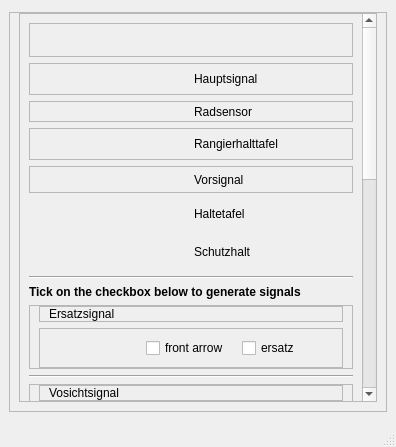
DB-Netz-AutomatedPlanning/AutoPlan-QT, file AutoCADDB/iconslist.ui: the form before one commit.
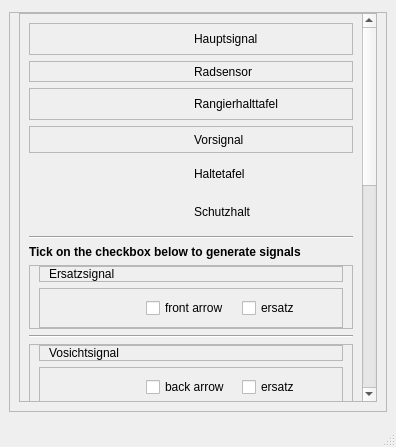
The form after the commit. Icons and pictures are not drawn.

```diff
--- a/AutoCADDB/iconslist.ui
+++ b/AutoCADDB/iconslist.ui
@@ -66,38 +66,12 @@
           <property name="geometry">
            <rect>
             <x>0</x>
-            <y>-174</y>
+            <y>0</y>
             <width>342</width>
-            <height>923</height>
+            <height>881</height>
            </rect>
           </property>
           <layout class="QVBoxLayout" name="verticalLayout_2">
-           <item>
-            <widget class="QFrame" name="frame_23">
-             <property name="frameShape">
-              <enum>QFrame::StyledPanel</enum>
-             </property>
-             <property name="frameShadow">
-              <enum>QFrame::Raised</enum>
-             </property>
-             <layout class="QVBoxLayout" name="verticalLayout_13">
-              <item>
-               <widget class="QPushButton" name="testing">
-                <property name="styleSheet">
-                 <string notr="true">border:none;</string>
-                </property>
-                <property name="text">
-                 <string/>
-                </property>
-                <property name="icon">
-                 <iconset resource="resources.qrc">
-                  <normaloff>:/icons/assets/smallSvgs/Radsensor.svg</normaloff>:/icons/assets/smallSvgs/Radsensor.svg</iconset>
-                </property>
-               </widget>
-              </item>
-             </layout>
-            </widget>
-           </item>
            <item>
             <widget class="QFrame" name="frame_7">
              <property name="minimumSize">
```
